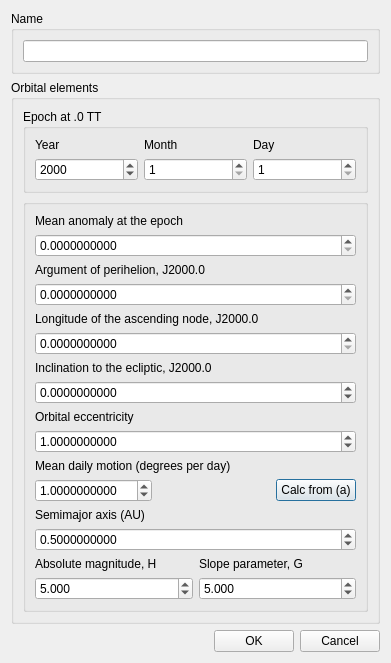
First picture: the form in casteredit.ui, repository PavelMr/skytechx, before the edit.
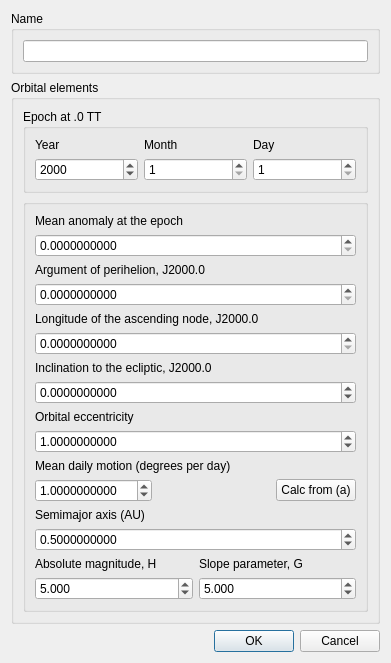
Second picture: the form after the edit.

What changed in the file:
```diff
--- a/casteredit.ui
+++ b/casteredit.ui
@@ -390,6 +390,9 @@
        <property name="text">
         <string>OK</string>
        </property>
+       <property name="default">
+        <bool>true</bool>
+       </property>
       </widget>
      </item>
      <item>
```
Left out of the diff: 2 changed lines with no effect on the pictures.
